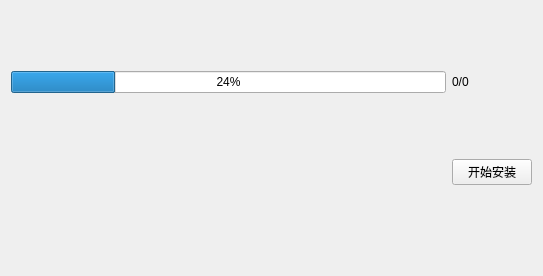
This is Updater.ui in RunnanZhang/Updater as Qt 5 draws it before an edit. The edited form follows.
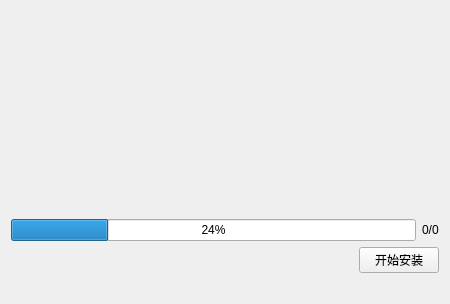
This is the edited form. The open tabs and pages were chosen to show the change.

Commit message: 更新功能完善

```diff
--- a/Updater.ui
+++ b/Updater.ui
@@ -6,14 +6,14 @@
    <rect>
     <x>0</x>
     <y>0</y>
-    <width>543</width>
-    <height>276</height>
+    <width>450</width>
+    <height>304</height>
    </rect>
   </property>
   <property name="windowTitle">
    <string>Updater</string>
   </property>
-  <layout class="QVBoxLayout" name="verticalLayout">
+  <layout class="QVBoxLayout" name="verticalLayout_2">
    <property name="leftMargin">
     <number>0</number>
    </property>
@@ -59,40 +59,64 @@
       </layout>
      </widget>
      <widget class="QWidget" name="downloadPage">
-      <layout class="QGridLayout" name="gridLayout_2">
-       <item row="3" column="1">
-        <widget class="QPushButton" name="installBtn">
+      <layout class="QVBoxLayout" name="verticalLayout">
+       <property name="topMargin">
+        <number>9</number>
+       </property>
+       <item>
+        <widget class="QLabel" name="loadLabel">
+         <property name="sizePolicy">
+          <sizepolicy hsizetype="Preferred" vsizetype="Expanding">
+           <horstretch>0</horstretch>
+           <verstretch>0</verstretch>
+          </sizepolicy>
+         </property>
          <property name="text">
-          <string>开始安装</string>
+          <string/>
          </property>
         </widget>
        </item>
-       <item row="3" column="0">
-        <spacer name="horizontalSpacer_2">
-         <property name="orientation">
-          <enum>Qt::Horizontal</enum>
-         </property>
-         <property name="sizeHint" stdset="0">
-          <size>
-           <width>404</width>
-           <height>20</height>
-          </size>
-         </property>
-        </spacer>
-       </item>
-       <item row="0" column="0">
+       <item>
+        <layout class="QHBoxLayout" name="horizontalLayout">
+         <item>
         <widget class="QProgressBar" name="progressBar">
          <property name="value">
           <number>24</number>
          </property>
         </widget>
        </item>
-       <item row="0" column="1">
+         <item>
         <widget class="QLabel" name="progressLabel">
          <property name="text">
           <string>0/0</string>
          </property>
         </widget>
+         </item>
+        </layout>
+       </item>
+       <item>
+        <layout class="QHBoxLayout" name="horizontalLayout_2">
+         <item>
+          <spacer name="horizontalSpacer_2">
+           <property name="orientation">
+            <enum>Qt::Horizontal</enum>
+           </property>
+           <property name="sizeHint" stdset="0">
+            <size>
+             <width>404</width>
+             <height>20</height>
+            </size>
+           </property>
+          </spacer>
+         </item>
+         <item>
+          <widget class="QPushButton" name="installBtn">
+           <property name="text">
+            <string>开始安装</string>
+           </property>
+          </widget>
+         </item>
+        </layout>
        </item>
       </layout>
      </widget>
```
Left out of the diff: 4 changed lines with no effect on the pictures. Lines whose indentation alone changed are shown as unchanged. The commit also changes 2 other files.
